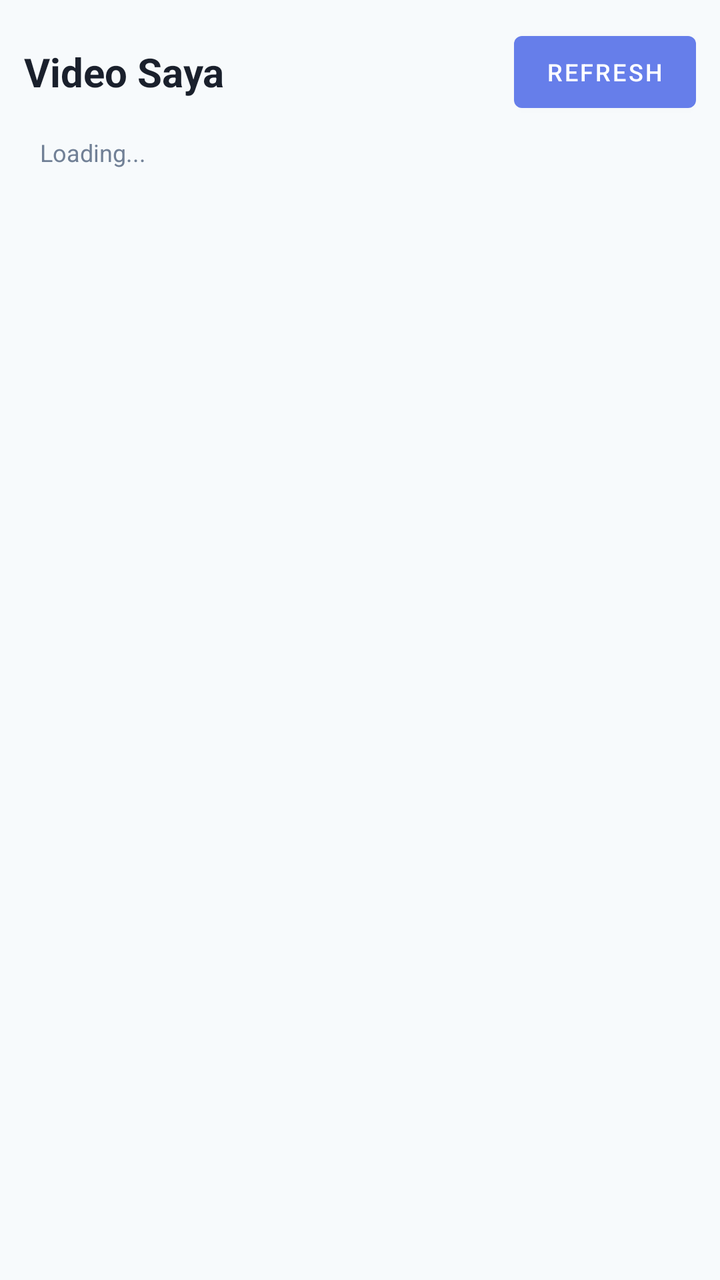
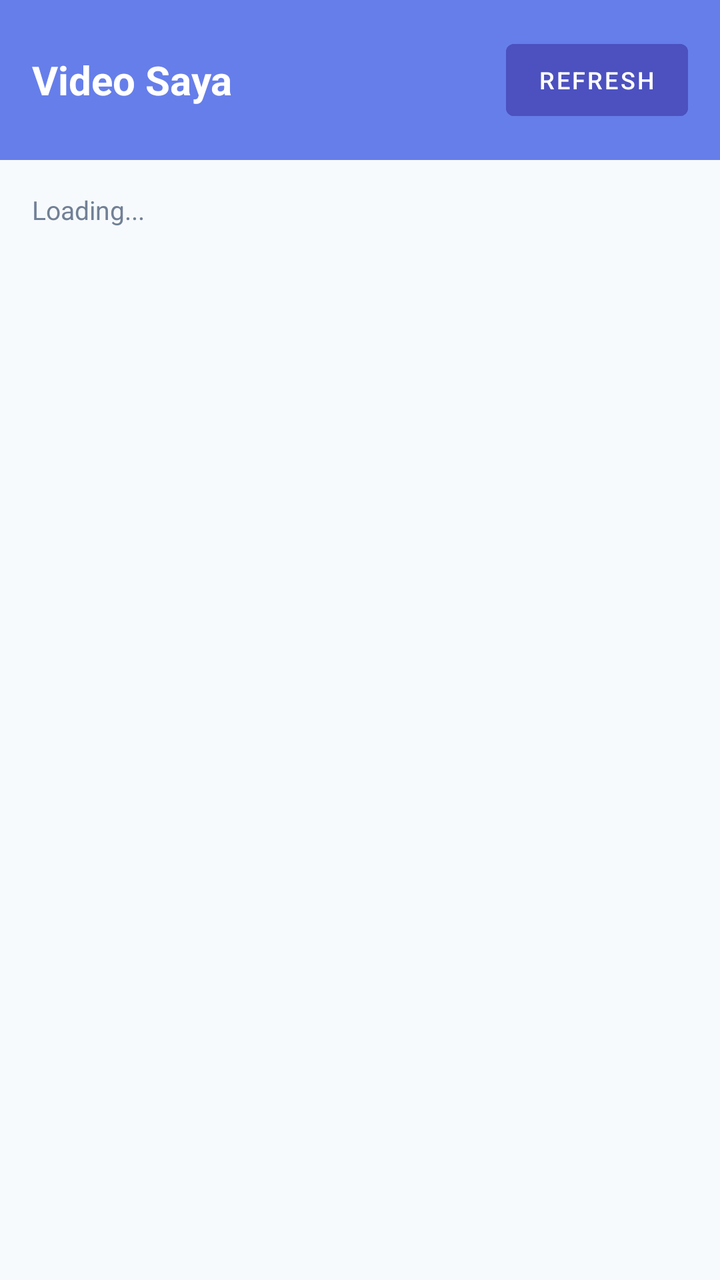

Compare the two renders of this Android layout. The source of the first and the diff that turns it into the second are given below.
<!-- AndroidManifest.xml: application theme Theme.YadVideoEditor -->
<!-- res/layout/activity_video_list.xml -->
<?xml version="1.0" encoding="utf-8"?>
<LinearLayout xmlns:android="http://schemas.android.com/apk/res/android"
    android:orientation="vertical" android:padding="12dp"
    android:background="@color/bg_light"
    android:layout_width="match_parent" android:layout_height="match_parent">

    <LinearLayout
        android:orientation="horizontal"
        android:gravity="center_vertical"
        android:layout_width="match_parent" android:layout_height="wrap_content">

        <TextView
            android:text="Video Saya"
            android:textSize="20sp"
            android:textStyle="bold"
            android:textColor="@color/text_primary"
            android:layout_weight="1"
            android:layout_width="0dp"
            android:layout_height="wrap_content"/>

        <Button
            android:id="@+id/btnRefreshList"
            android:text="Refresh"
            android:textSize="12sp"
            android:layout_width="wrap_content"
            android:layout_height="wrap_content"/>
    </LinearLayout>

    <ProgressBar
        android:id="@+id/progressBar"
        android:visibility="gone"
        android:layout_marginTop="8dp"
        android:layout_width="wrap_content"
        android:layout_height="wrap_content"/>

    <TextView
        android:id="@+id/tvStatus"
        android:text="Loading..."
        android:textSize="12sp"
        android:textColor="@color/text_secondary"
        android:padding="8dp"
        android:layout_width="match_parent"
        android:layout_height="wrap_content"/>

    <androidx.recyclerview.widget.RecyclerView
        android:id="@+id/recyclerVideos"
        android:layout_marginTop="8dp"
        android:layout_width="match_parent"
        android:layout_height="0dp"
        android:layout_weight="1"/>
</LinearLayout>
<!-- resources referenced by this layout -->
<resources>
  <color name="bg_light">#F7FAFC</color>
  <color name="text_primary">#1A202C</color>
  <color name="text_secondary">#718096</color>
  <style name="Theme.YadVideoEditor" parent="Theme.MaterialComponents.Light.NoActionBar">
          <item name="colorPrimary">@color/primary</item>
          <item name="colorPrimaryDark">@color/primary_dark</item>
          <item name="colorAccent">@color/accent</item>
          <item name="android:windowBackground">@color/bg_light</item>
          <item name="android:statusBarColor">@color/primary_dark</item>
          <item name="android:textColorPrimary">@color/text_primary</item>
      </style>
  <color name="primary">#667EEA</color>
  <color name="primary_dark">#4C51BF</color>
  <color name="accent">#F093FB</color>
</resources>

<!-- the commit's change to res/layout/activity_video_list.xml (unified diff, before → after) -->
@@ -1,51 +1,57 @@
 <?xml version="1.0" encoding="utf-8"?>
 <LinearLayout xmlns:android="http://schemas.android.com/apk/res/android"
-    android:orientation="vertical" android:padding="12dp"
-    android:background="@color/bg_light"
-    android:layout_width="match_parent" android:layout_height="match_parent">
+    android:orientation="vertical"
+    android:layout_width="match_parent"
+    android:layout_height="match_parent"
+    android:background="@color/bg_light">
 
+    
     <LinearLayout
         android:orientation="horizontal"
+        android:padding="16dp"
         android:gravity="center_vertical"
-        android:layout_width="match_parent" android:layout_height="wrap_content">
+        android:background="@color/primary"
+        android:layout_width="match_parent"
+        android:layout_height="wrap_content">
 
         <TextView
             android:text="Video Saya"
             android:textSize="20sp"
             android:textStyle="bold"
-            android:textColor="@color/text_primary"
+            android:textColor="@color/text_white"
             android:layout_weight="1"
             android:layout_width="0dp"
             android:layout_height="wrap_content"/>
 
         <Button
             android:id="@+id/btnRefreshList"
-            android:text="Refresh"
+            android:text="REFRESH"
+            android:backgroundTint="@color/primary_dark"
+            android:textColor="@color/text_white"
             android:textSize="12sp"
             android:layout_width="wrap_content"
             android:layout_height="wrap_content"/>
     </LinearLayout>
 
-    <ProgressBar
-        android:id="@+id/progressBar"
-        android:visibility="gone"
-        android:layout_marginTop="8dp"
-        android:layout_width="wrap_content"
-        android:layout_height="wrap_content"/>
-
     <TextView
-        android:id="@+id/tvStatus"
+        android:id="@+id/tvVideoCount"
         android:text="Loading..."
-        android:textSize="12sp"
+        android:textSize="13sp"
         android:textColor="@color/text_secondary"
-        android:padding="8dp"
+        android:padding="16dp"
         android:layout_width="match_parent"
         android:layout_height="wrap_content"/>
 
-    <androidx.recyclerview.widget.RecyclerView
-        android:id="@+id/recyclerVideos"
-        android:layout_marginTop="8dp"
+    <ScrollView
         android:layout_width="match_parent"
         android:layout_height="0dp"
-        android:layout_weight="1"/>
+        android:layout_weight="1">
+
+        <LinearLayout
+            android:id="@+id/videoListContainer"
+            android:orientation="vertical"
+            android:padding="8dp"
+            android:layout_width="match_parent"
+            android:layout_height="wrap_content"/>
+    </ScrollView>
 </LinearLayout>
<!-- resource entries referenced after the edit -->
@@ -3,6 +3,7 @@
   <color name="bg_light">#F7FAFC</color>
   <color name="text_primary">#1A202C</color>
   <color name="text_secondary">#718096</color>
+  <color name="text_white">#FFFFFF</color>
   <style name="Theme.YadVideoEditor" parent="Theme.MaterialComponents.Light.NoActionBar">
           <item name="colorPrimary">@color/primary</item>
           <item name="colorPrimaryDark">@color/primary_dark</item>
